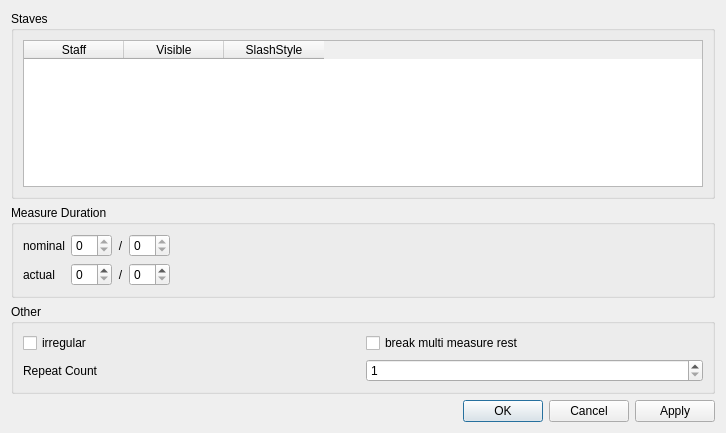
First picture: the form in mscore/mscore/measureproperties.ui, repository musescore/musescore-old, before the edit.
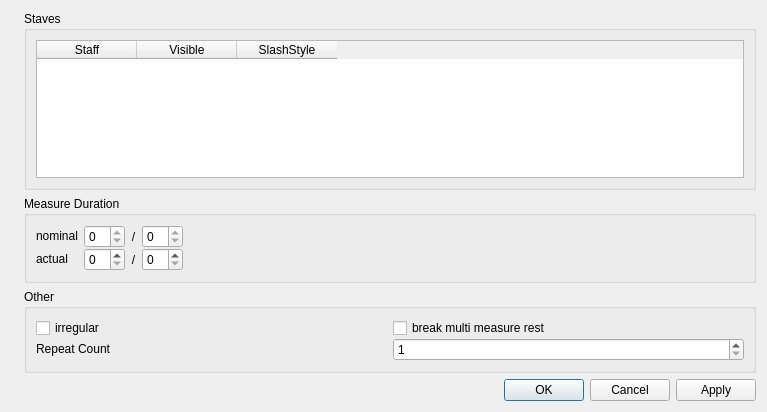
Second picture: the form after the edit. Icons and pictures are not drawn.

Diff of the .ui file:
```diff
--- a/mscore/mscore/measureproperties.ui
+++ b/mscore/mscore/measureproperties.ui
@@ -8,13 +8,33 @@
    <rect>
     <x>0</x>
     <y>0</y>
-    <width>726</width>
-    <height>433</height>
+    <width>767</width>
+    <height>412</height>
    </rect>
   </property>
   <property name="windowTitle" >
    <string>MuseScore: Measure Properties</string>
   </property>
+  <layout class="QVBoxLayout" name="verticalLayout_3" >
+   <item>
+    <layout class="QHBoxLayout" name="horizontalLayout" >
+     <item>
+      <widget class="QLabel" name="label_6" >
+       <property name="sizePolicy" >
+        <sizepolicy vsizetype="Ignored" hsizetype="Fixed" >
+         <horstretch>0</horstretch>
+         <verstretch>0</verstretch>
+        </sizepolicy>
+       </property>
+       <property name="text" >
+        <string/>
+       </property>
+       <property name="pixmap" >
+        <pixmap resource="mscore.qrc" >:/data/bg1.jpg</pixmap>
+       </property>
+      </widget>
+     </item>
+     <item>
   <layout class="QVBoxLayout" name="verticalLayout_2" >
    <item>
     <widget class="QGroupBox" name="groupBox_3" >
@@ -71,8 +91,17 @@
       <bool>true</bool>
      </property>
      <layout class="QGridLayout" >
+          <property name="verticalSpacing" >
+           <number>0</number>
+          </property>
       <item row="0" column="0" >
        <widget class="QLabel" name="label" >
+            <property name="sizePolicy" >
+             <sizepolicy vsizetype="Fixed" hsizetype="Preferred" >
+              <horstretch>0</horstretch>
+              <verstretch>0</verstretch>
+             </sizepolicy>
+            </property>
         <property name="text" >
          <string>nominal</string>
         </property>
@@ -104,6 +133,12 @@
       </item>
       <item row="1" column="0" >
        <widget class="QLabel" name="label_2" >
+            <property name="sizePolicy" >
+             <sizepolicy vsizetype="Fixed" hsizetype="Preferred" >
+              <horstretch>0</horstretch>
+              <verstretch>0</verstretch>
+             </sizepolicy>
+            </property>
         <property name="text" >
          <string>actual</string>
         </property>
@@ -150,6 +185,9 @@
       <bool>true</bool>
      </property>
      <layout class="QGridLayout" >
+          <property name="verticalSpacing" >
+           <number>0</number>
+          </property>
       <item row="0" column="0" >
        <widget class="QCheckBox" name="irregular" >
         <property name="toolTip" >
@@ -162,6 +200,12 @@
       </item>
       <item row="2" column="0" >
        <widget class="QLabel" name="label_5" >
+            <property name="sizePolicy" >
+             <sizepolicy vsizetype="Fixed" hsizetype="Preferred" >
+              <horstretch>0</horstretch>
+              <verstretch>0</verstretch>
+             </sizepolicy>
+            </property>
         <property name="text" >
          <string>Repeat Count</string>
         </property>
@@ -195,6 +239,10 @@
     </widget>
    </item>
   </layout>
+     </item>
+    </layout>
+   </item>
+  </layout>
  </widget>
  <resources/>
  <connections>
```
Left out of the diff: 8 changed lines with no effect on the pictures. Lines whose indentation alone changed are shown as unchanged.
